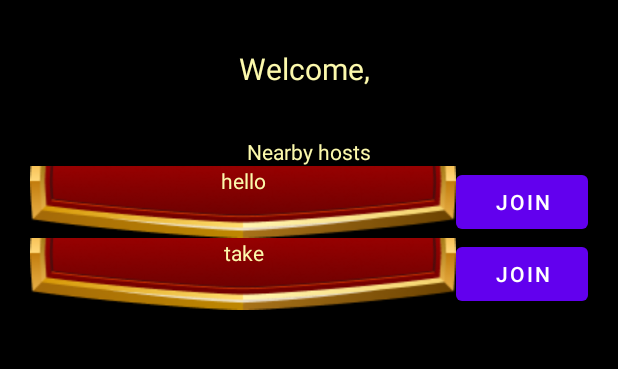
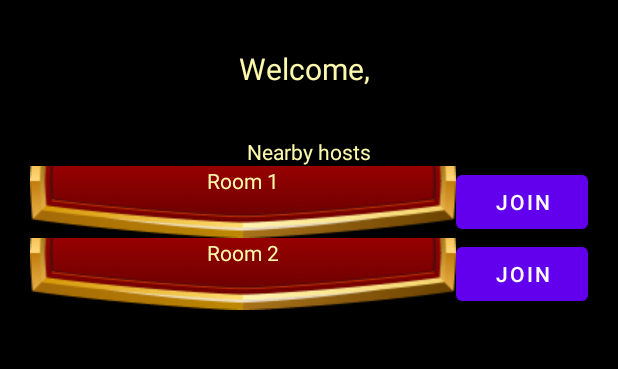
Before and after one commit to shizhanx/PokerSimulator, an Android app: the ListRoomFragment screen opened through its navigation route, on a phone screen of 412 x 824 dp, the part 312-681 px from its top. Run offline under Robolectric (Android 15) with nearby library versions, the phone set to English and light mode, and no system bars; our stand-ins replace Firebase (no records; nobody signed in at launch, a user with empty details on screens opened directly), navigation-ui; pictures from the network do not load.

Commit message:
data correction

```diff
--- a/app/src/main/java/com/example/pokersimulator/ListRoomFragment.kt
+++ b/app/src/main/java/com/example/pokersimulator/ListRoomFragment.kt
@@ -29,20 +29,22 @@ class ListRoomFragment : Fragment() {
     private val binding get() = _binding!!
 
     // list of users
-//    private var usernames : MutableList<String>
+//    private lateinit var usernames : MutableList<String>
+    private lateinit var usernames : ArrayList<String>
 
     override fun onCreateView(
         inflater: LayoutInflater, container: ViewGroup?,
         savedInstanceState: Bundle?
     ): View {
-        var rooms = arrayOf("hello", "take")
+        usernames = ArrayList()
+        usernames.addAll(listOf("Room 1", "Room 2"))
         _binding = ListRoomFragmentBinding.inflate(inflater, container, false)
         binding.textViewListRoomHeader.text = getString(R.string.welcome_username, activityViewModel.username)
         with(binding.listOfRooms) {
             layoutManager = LinearLayoutManager(context)
-            adapter = MyUsernameRecyclerViewAdapter(rooms)
+            adapter = MyUsernameRecyclerViewAdapter(usernames)
         }
-        println("This is roomselection")
+
         return binding.root
     }
 
@@ -55,12 +57,12 @@ class ListRoomFragment : Fragment() {
 //        Log.
         val roomRef = database.reference.child("rooms")
 
-
         val roomListener = object : ValueEventListener {
             override fun onDataChange(dataSnapshot: DataSnapshot) {
                 // TODO Get List of rooms and use the values to update the UI
                 for (roomSnapshot in dataSnapshot.getChildren()) {
                     val roomsList = roomSnapshot.getKey().toString()
+                    usernames.add(roomSnapshot.getKey().toString())
                         Log.w("Rooms: ", roomsList)
                 }
                 println(dataSnapshot.childrenCount)
--- a/app/src/main/java/com/example/pokersimulator/common/MyUsernameRecyclerViewAdapter.kt
+++ b/app/src/main/java/com/example/pokersimulator/common/MyUsernameRecyclerViewAdapter.kt
@@ -15,7 +15,7 @@ import com.example.pokersimulator.domain_object.PlayerData
  * and a button next to it. The click event of the buttons will be passed in as a parameter
  */
 class MyUsernameRecyclerViewAdapter(
-    private val userList:Array<String>,
+    private val userList:MutableList<String>,
 //    userList:MutableList<PlayerData>,
 //    data:MutableList<PlayerData>,
 //    onClickListener: View.OnClickListener
```
Also changed, not shown: app/src/main/java/com/example/pokersimulator/RoomFragment.kt (+5 -2 lines).
